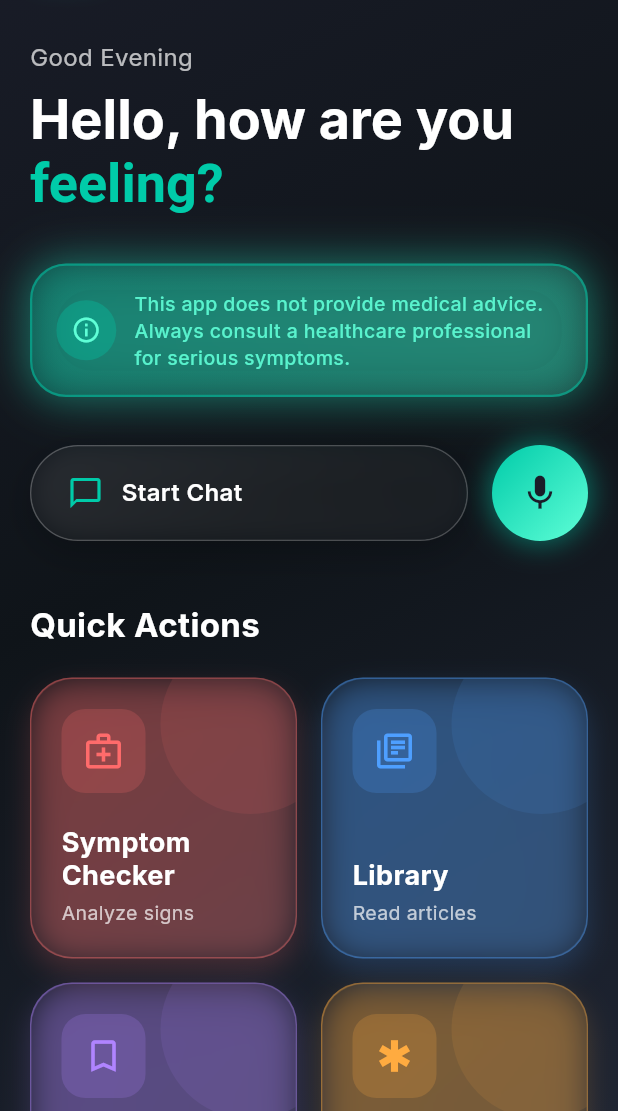
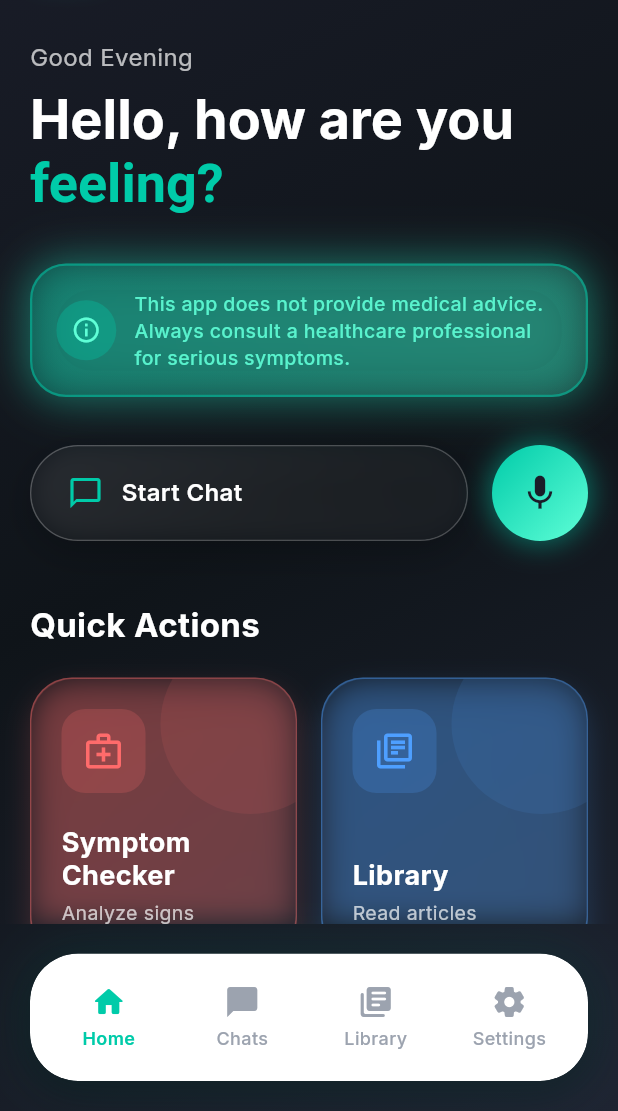
Before and after one commit to IbnuMiftah/black_seed, a Flutter app: the screen it shows after launch, on a phone screen of 412 x 824 dp, the part 125-1236 px from its top. Run offline on Flutter 3.47's test engine with Material 3 defaults, Android fonts, the phone set to English and light mode, and no system bars; our stand-ins replace google_fonts.

Commit message:
bottom navigation bar integration

```diff
--- /dev/null
+++ b/lib/screens/main_navigation.dart
@@ -0,0 +1,138 @@
+import 'package:flutter/material.dart';
+import 'dart:ui';
+import 'home_screen.dart';
+import 'chat_screen.dart';
+import 'library_screen.dart';
+import 'settings_screen.dart';
+
+class MainNavigation extends StatefulWidget {
+  const MainNavigation({super.key});
+
+  @override
+  State<MainNavigation> createState() => _MainNavigationState();
+}
+
+class _MainNavigationState extends State<MainNavigation> {
+  int _currentIndex = 0;
+
+  final List<Widget> _screens = const [
+    HomeScreen(),
+    ChatScreen(),
+    LibraryScreen(),
+    SettingsScreen(),
+  ];
+
+  @override
+  Widget build(BuildContext context) {
+    return Scaffold(
+      backgroundColor: const Color(0xFF1A1D29),
+      body: _screens[_currentIndex],
+      extendBody: true,
+      bottomNavigationBar: Container(
+        margin: const EdgeInsets.symmetric(horizontal: 20, vertical: 20),
+        decoration: BoxDecoration(
+          borderRadius: BorderRadius.circular(32),
+          boxShadow: [
+            BoxShadow(
+              color: Colors.black.withAlpha(77),
+              blurRadius: 20,
+              offset: const Offset(0, 8),
+            ),
+            BoxShadow(
+              color: const Color(0xFF00CBA9).withAlpha(26),
+              blurRadius: 30,
+              spreadRadius: 2,
+            ),
+          ],
+        ),
+        child: ClipRRect(
+          borderRadius: BorderRadius.circular(32),
+          child: BackdropFilter(
+            filter: ImageFilter.blur(sigmaX: 10, sigmaY: 10),
+            child: Container(
+              decoration: BoxDecoration(
+                color: Colors.white,
+                borderRadius: BorderRadius.circular(32),
+              ),
+              child: Padding(
+                padding: const EdgeInsets.symmetric(horizontal: 8, vertical: 12),
+                child: Row(
+                  mainAxisAlignment: MainAxisAlignment.spaceAround,
+                  children: [
+                    _buildNavItem(
+                      icon: Icons.home_rounded,
+                      label: 'Home',
+                      index: 0,
+                    ),
+                    _buildNavItem(
+                      icon: Icons.chat_bubble_rounded,
+                      label: 'Chats',
+                      index: 1,
+                    ),
+                    _buildNavItem(
+                      icon: Icons.library_books_rounded,
+                      label: 'Library',
+                      index: 2,
+                    ),
+                    _buildNavItem(
+                      icon: Icons.settings_rounded,
+                      label: 'Settings',
+                      index: 3,
+                    ),
+                  ],
+                ),
+              ),
+            ),
+          ),
+        ),
+      ),
+    );
+  }
+
+  Widget _buildNavItem({
+    required IconData icon,
+    required String label,
+    required int index,
+  }) {
+    final bool isActive = _currentIndex == index;
+    final Color activeColor = const Color(0xFF00CBA9);
+    final Color inactiveColor = const Color(0xFF9CA3AF);
+
+    return Expanded(
+      child: Material(
+        color: Colors.transparent,
+        child: InkWell(
+          onTap: () {
+            setState(() {
+              _currentIndex = index;
+            });
+          },
+          borderRadius: BorderRadius.circular(16),
+          child: Container(
+            padding: const EdgeInsets.symmetric(vertical: 8),
+            child: Column(
+              mainAxisSize: MainAxisSize.min,
+              children: [
+                Icon(
+                  icon,
+                  color: isActive ? activeColor : inactiveColor,
+                  size: 24,
+                ),
+                const SizedBox(height: 4),
+                Text(
+                  label,
+                  style: TextStyle(
+                    fontFamily: 'Inter',
+                    fontSize: 12,
+                    fontWeight: isActive ? FontWeight.w600 : FontWeight.w500,
+                    color: isActive ? activeColor : inactiveColor,
+                  ),
+                ),
+              ],
+            ),
+          ),
+        ),
+      ),
+    );
+  }
+}
--- a/lib/screens/splash_screen.dart
+++ b/lib/screens/splash_screen.dart
@@ -1,6 +1,6 @@
 import 'package:flutter/material.dart';
 import 'dart:math' as math;
-import 'home_screen.dart';
+import 'main_navigation.dart';
 
 class SplashScreen extends StatefulWidget {
   const SplashScreen({super.key});
@@ -55,11 +55,11 @@ class _SplashScreenState extends State<SplashScreen>
 
     _fadeController.forward();
 
-    // Navigate to home screen after 3 seconds
+    // Navigate to main navigation after 3 seconds
     Future.delayed(const Duration(seconds: 3), () {
       if (mounted) {
         Navigator.of(context).pushReplacement(
-          MaterialPageRoute(builder: (context) => const HomeScreen()),
+          MaterialPageRoute(builder: (context) => const MainNavigation()),
         );
       }
     });
```
Also changed, not shown: lib/screens/chat_screen.dart (added, +61 -0 lines), lib/screens/library_screen.dart (added, +61 -0 lines), lib/screens/settings_screen.dart (added, +61 -0 lines).
